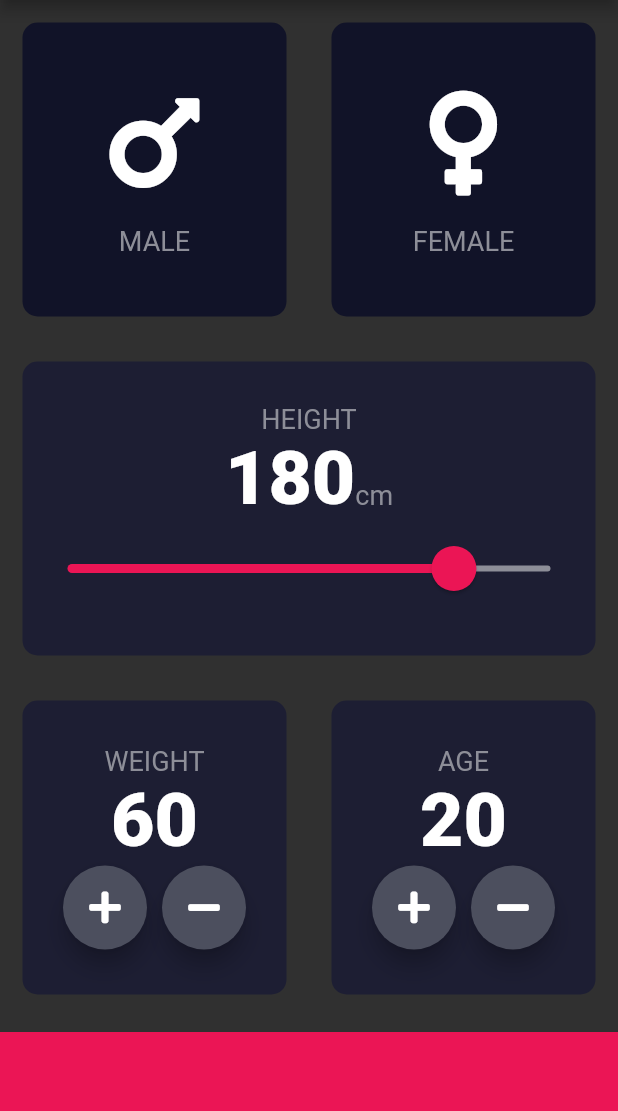
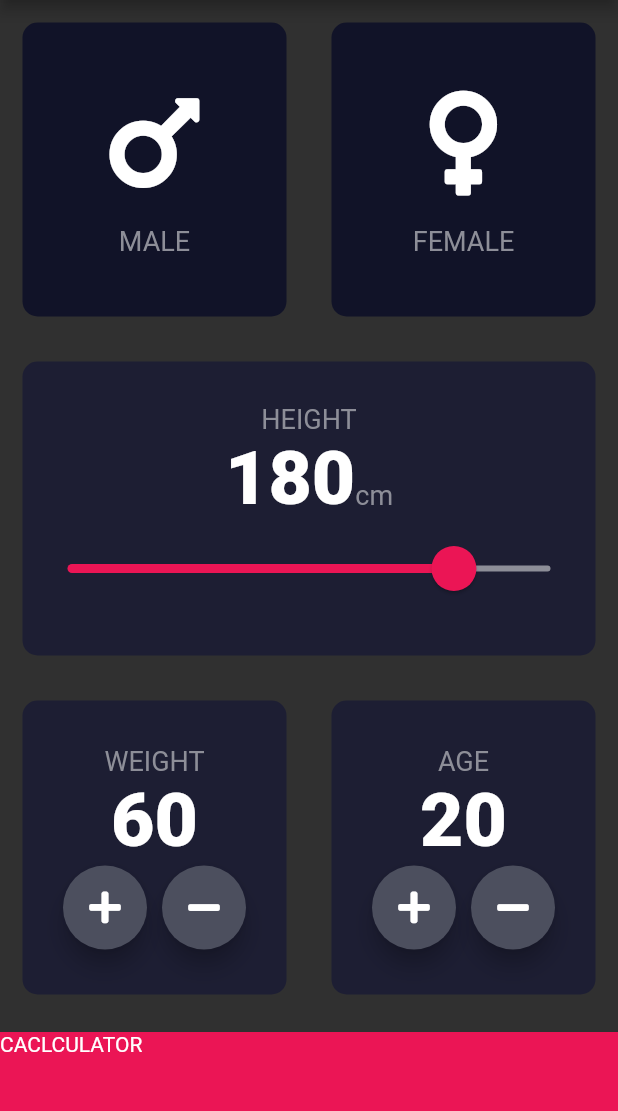
Before and after one commit to tadashimasuda/flutter_learn, a Flutter app: the screen it shows after launch, on a phone screen of 412 x 824 dp, the part 84-1195 px from its top. Run offline on Flutter 3.47's test engine with Material 2 defaults, Android fonts, the phone set to English and light mode, and no system bars; our stand-ins replace font_awesome_flutter.

```diff
--- a/bmi-calculator-flutter/lib/input_page.dart
+++ b/bmi-calculator-flutter/lib/input_page.dart
@@ -1,3 +1,4 @@
+import 'package:bmi_calculator/results_page.dart';
 import 'package:flutter/material.dart';
 import 'package:font_awesome_flutter/font_awesome_flutter.dart';
 import 'icon_content.dart';
@@ -188,11 +189,17 @@ class _InputPageState extends State<InputPage> {
                   ),
                 ],
               )),
-          Container(
-            color: kbottomContainerColor,
-            margin: EdgeInsets.only(top: 10),
-            height: kbottomContainerHeight,
-            width: double.infinity,
+          GestureDetector(
+            onTap: (){
+              Navigator.push(context,MaterialPageRoute(builder: (context)=>ResultsPage()));
+            },
+            child: Container(
+              child: Text('CACLCULATOR'),
+              color: kbottomContainerColor,
+              margin: EdgeInsets.only(top: 10),
+              height: kbottomContainerHeight,
+              width: double.infinity,
+            ),
           )
         ],
       )
```
Also changed, not shown: bmi-calculator-flutter/lib/results_page.dart (added, +14 -0 lines).
